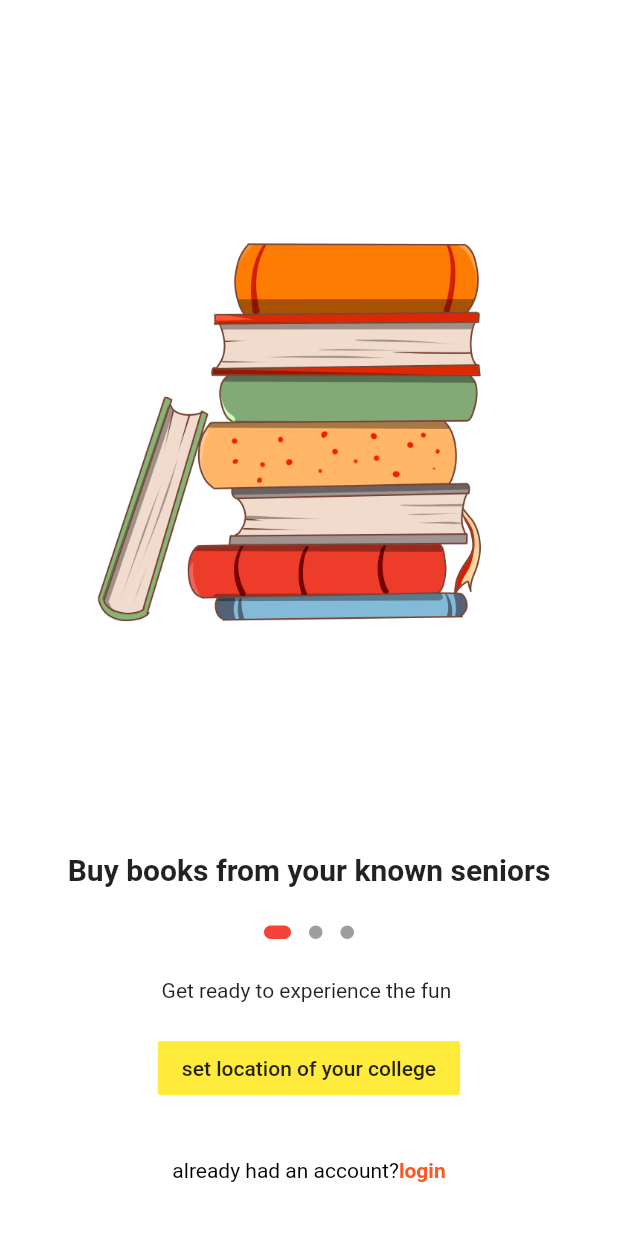
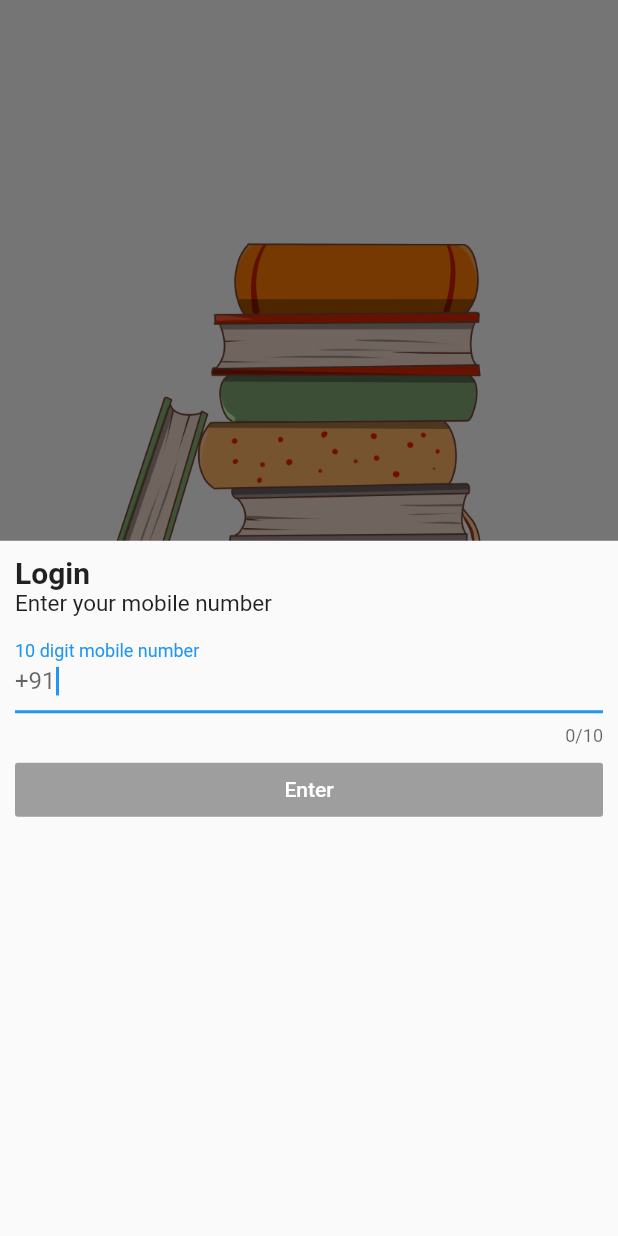
Before and after one commit to 1sagadev1/ciao-on, a Flutter app: the screen it shows after launch, after a tap on "set location of your college", on a phone screen of 412 x 824 dp. Run offline on Flutter 3.47's test engine with Material 2 defaults, Android fonts, the phone set to English and light mode, and no system bars; drawn by our look-alikes of dots_indicator; our stand-ins replace cloud_firestore, firebase_auth, firebase_core; missing offline and left inert: dart:js; accounts and stored records are empty.

Commit message:
14/5/2021

```diff
--- a/lib/main.dart
+++ b/lib/main.dart
@@ -4,7 +4,10 @@ import 'package:flutter/material.dart';
 import 'screens/Registerscreen.dart';
 import 'screens/onboard_screen.dart';
 import 'screens/welcome_screen.dart';
-void main() {
+import 'package:firebase_core/firebase_core.dart';
+void main() async{
+  WidgetsFlutterBinding.ensureInitialized();
+  await Firebase.initializeApp();
   runApp(MyApp());
 }
 
@@ -14,6 +17,9 @@ void main() {
 
    Widget build(BuildContext context) {
      return MaterialApp(
+       theme: ThemeData(
+         primaryColor: Colors.deepOrangeAccent
+       ),
        home: Splashscreen(),
      );
    }
--- /dev/null
+++ b/lib/models/user_model.dart
@@ -0,0 +1,20 @@
+
+
+import 'package:cloud_firestore/cloud_firestore.dart';
+
+class UserModel{
+  static const NUMBER = 'number';
+  static const ID = 'id';
+  String _number;
+  String _id;
+
+  String get number => _number;
+  String get id => _id;
+  UserModel.fromSnapshot(
+      DocumentSnapshot snapshot
+      ){
+    _number =snapshot[NUMBER];
+    _id = snapshot[ID];
+  }
+
+}
--- a/lib/screens/welcome_screen.dart
+++ b/lib/screens/welcome_screen.dart
@@ -1,6 +1,69 @@
 import 'package:ciaooo/screens/onboard_screen.dart';
 import 'package:flutter/material.dart';
 class welcomescreen extends StatelessWidget {
+  bool _validPhoneNumber = false;
+  void showBottom(context){
+    showModalBottomSheet(context: context, builder: (context)=>StatefulBuilder(
+      builder: (context, StateSetter myState){
+        return Container(
+          child: Padding(
+            padding: const EdgeInsets.all(10.0),
+            child: Column(
+              crossAxisAlignment: CrossAxisAlignment.start,
+              children: [
+                Text('Login',style: TextStyle(fontSize: 20,fontWeight: FontWeight.bold), ),
+                Text('Enter your mobile number',style: TextStyle(fontSize: 15),),
+                SizedBox(height: 5,),
+                TextField(
+                  decoration: InputDecoration(
+                    prefixText: '+91',
+                    labelText: '10 digit mobile number',
+
+
+                  ),
+                  autofocus: true,
+                  keyboardType: TextInputType.number,
+                  maxLength: 10,
+                  onChanged: (value) {
+                    if (value.length == 10) {
+                      myState(() {
+                        _validPhoneNumber = true;
+                      });
+                    }
+                    else {
+                      myState(() {
+                        _validPhoneNumber = false;
+                      });
+                    }
+                  },
+                ),
+
+                SizedBox(
+                  height: 5 ,
+                ),
+                Row(
+                  children:[ Expanded(
+                    child: AbsorbPointer(
+                      absorbing: _validPhoneNumber ? false : true,
+                      child: FlatButton(
+                        color:_validPhoneNumber ?  Colors.green  : Colors.grey,
+                        child: Text(_validPhoneNumber ? ' continue' : 'Enter', style: TextStyle(color: Colors.white),),
+                        onPressed: (){},
+                      ),
+                    ),
+                  ),
+                  ],
+                )
+
+              ],
+            ),
+          ),
+        );
+      },
+    ),
+    );
+
+  }
   @override
   Widget build(BuildContext context) {
     return Scaffold(
@@ -27,7 +90,9 @@ class welcomescreen extends StatelessWidget {
                 FlatButton(
                   color: Colors.yellow,
                   child: Text('set location of your college'),
-                  onPressed: (){},
+                  onPressed: (){
+                    showBottom(context);
+                  },
                 ),
                 SizedBox(height: 20,),
                 FlatButton(
--- a/pubspec.yaml
+++ b/pubspec.yaml
@@ -29,6 +29,11 @@ dependencies:
   # Use with the CupertinoIcons class for iOS style icons.
   cupertino_icons: ^0.1.3
   dots_indicator: ^1.2.0
+  firebase_auth: ^1.1.4
+  cloud_firestore: ^2.1.0
+  firebase_core: ^1.1.1
+  provider: ^5.0.0
+
 
 dev_dependencies:
   flutter_test:
```
Also changed, not shown: lib/providers/auth_provider.dart (added, +108 -0 lines), lib/screens/home_screen.dart (added, +10 -0 lines), lib/services/user_services.dart (added, +31 -0 lines), pubspec.lock, 3 other files.
